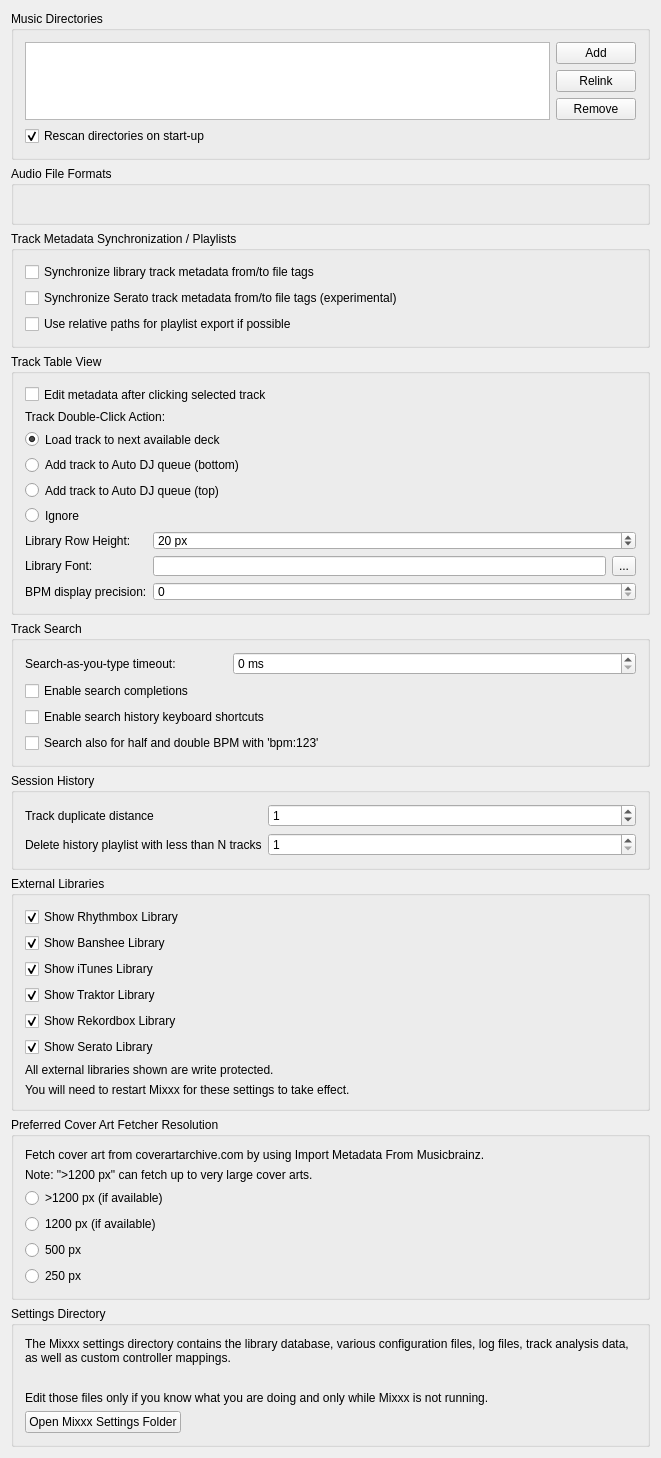
Old version of the form src/preferences/dialog/dlgpreflibrarydlg.ui in the repository mixxxdj/mixxx.
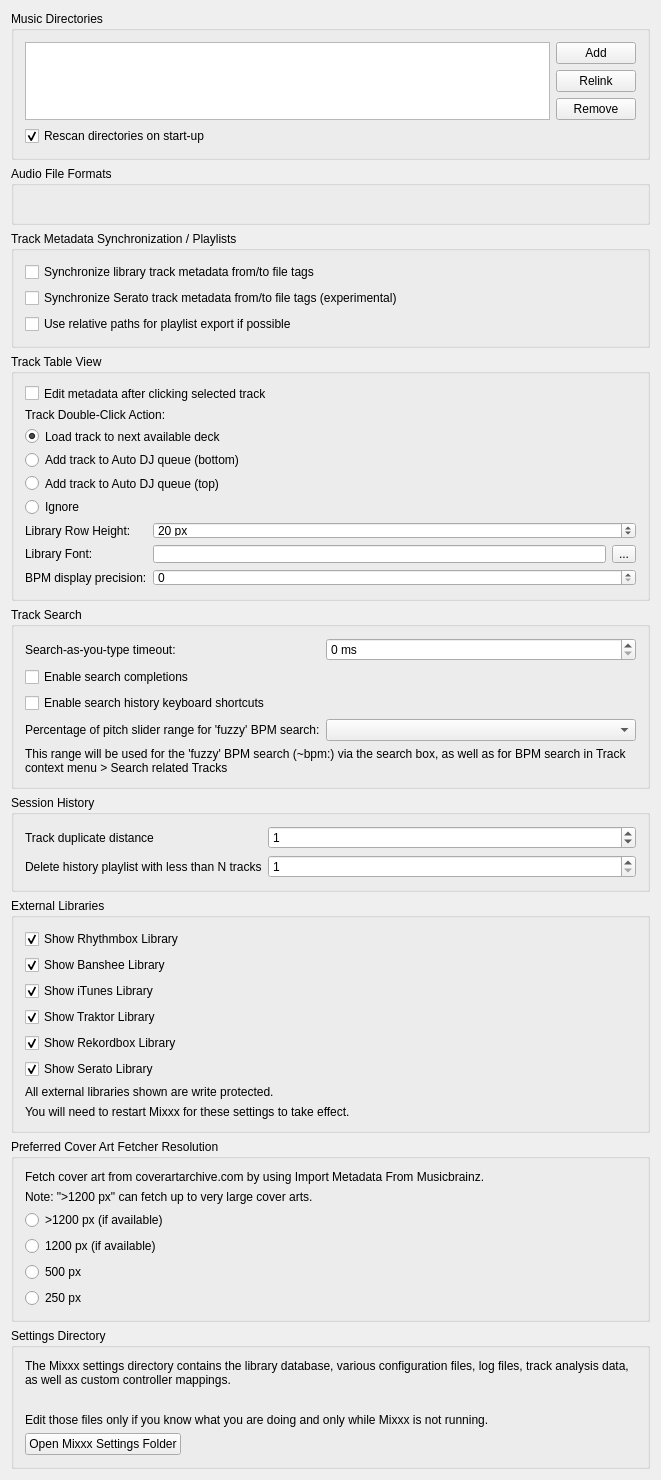
New version of the form.

Commit message: Search: set the BPM fuzzy range in Library preferences

```diff
--- a/src/preferences/dialog/dlgpreflibrarydlg.ui
+++ b/src/preferences/dialog/dlgpreflibrarydlg.ui
@@ -325,10 +325,30 @@
        </widget>
       </item>
 
-      <item row="3" column="0" colspan="3">
-       <widget class="QCheckBox" name="checkBox_BpmHalfDoubleSearch">
+      <item row="3" column="0">
+       <widget class="QLabel" name="label_searchBpmFuzzyRange">
         <property name="text">
-         <string>Search also for half and double BPM with 'bpm:123'</string>
+         <string>Percentage of pitch slider range for 'fuzzy' BPM search:</string>
+        </property>
+        <property name="alignment">
+         <set>Qt::AlignLeft|Qt::AlignVCenter</set>
+        </property>
+        <property name="buddy">
+         <cstring>comboBox_search_bpm_fuzzy_range</cstring>
+        </property>
+       </widget>
+      </item>
+      <item row="3" column="1" colspan="2">
+       <widget class="QComboBox" name="comboBox_search_bpm_fuzzy_range">
+       </widget>
+      </item>
+      <item row="4" column="0" colspan="3">
+       <widget class="QLabel" name="label_searchBpmFuzzyRangeInfo">
+        <property name="text">
+         <string>This range will be used for the 'fuzzy' BPM search (~bpm:) via the search box, as well as for BPM search in Track context menu > Search related Tracks</string>
+        </property>
+        <property name="wordWrap">
+         <bool>true</bool>
         </property>
        </widget>
       </item>
```
Left out of the diff: 1 changed line with no effect on the pictures. The commit also changes 9 other files.
